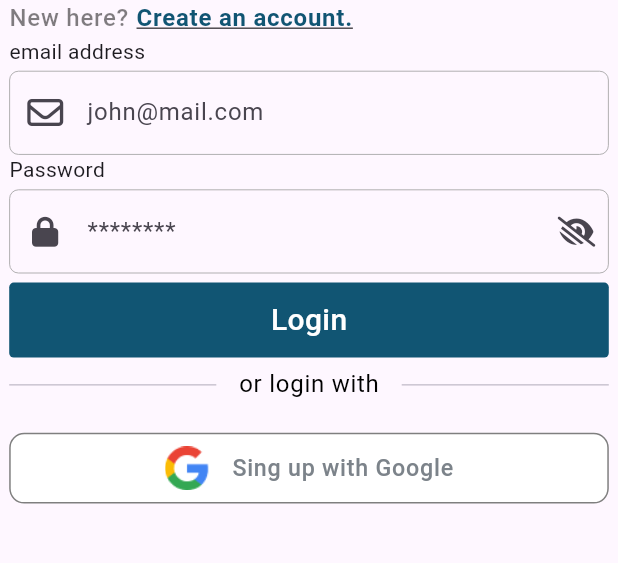
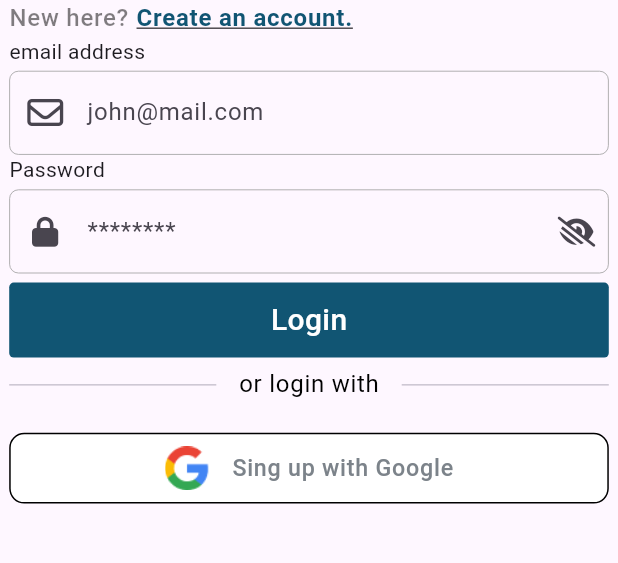
Before and after one commit to sayedyounis00/Luxira, a Flutter app: the screen it shows after launch, on a phone screen of 412 x 824 dp, the part 342-905 px from its top. Run offline on Flutter 3.47's test engine with Material 3 defaults, Android fonts, the phone set to English and light mode, and no system bars; our stand-ins replace carousel_slider, dio, flashy_tab_bar2, flutter_bloc, flutter_screenutil, font_awesome_flutter and 1 more.

```diff
--- a/lib/features/auth/login/ui/widgets/sign_with_google.dart
+++ b/lib/features/auth/login/ui/widgets/sign_with_google.dart
@@ -15,7 +15,7 @@ class SignWithGoogle extends StatelessWidget {
         padding: const EdgeInsets.symmetric(vertical: 8),
         decoration: BoxDecoration(
           color: Colors.white,
-          border: Border.all(color: Colors.black.withOpacity(.5)),
+          border: Border.all(color: Colors.black),
           borderRadius: BorderRadius.circular(10),
         ),
         child: Row(
```
Also changed, not shown: lib/features/home/ui/home_screen_details.dart (added, +12 -0 lines).
